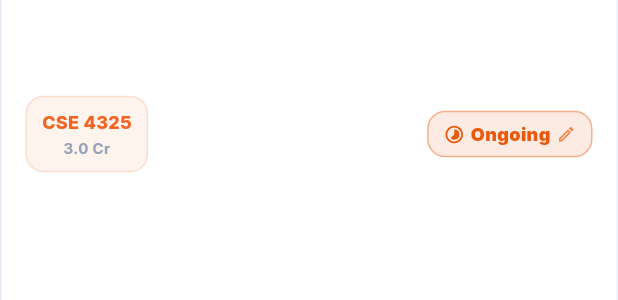
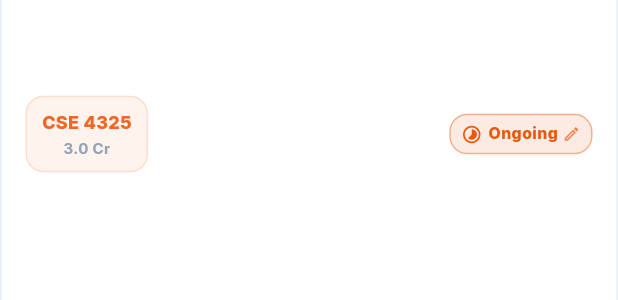
Before and after one commit to souravsahapartho/uiu-cgpa-calculator-ai, a Flutter app: the CourseCard widget shown alone on an empty page, opened directly with sample values from the repository, on a phone screen of 412 x 824 dp. Shown: the part 478-778 px from the top of the screen. Run offline on Flutter 3.47's test engine with Material 3 defaults, Android fonts, the phone set to English and light mode, and no system bars; our stand-ins replace file_picker, google_fonts, open_filex, pdf, printing, shared_preferences; accounts and stored records are empty; network calls fail.

Commit message:
feat: compact responsive ongoing badge, robust notices seed with internet permission, clean workload indicator v1.0.16

```diff
--- a/lib/widgets/course_card.dart
+++ b/lib/widgets/course_card.dart
@@ -148,11 +148,13 @@ class _CourseCardState extends State<CourseCard> {
                   ],
                 ),
               ),
-              const SizedBox(width: AppSpacing.s8),
-              // Letter Grade Chip or Ongoing Badge
+              const SizedBox(width: 8),
+              // Letter Grade Chip or Ongoing Badge (Compact & Responsive)
               if (widget.course.isOngoing)
-                Container(
-                  padding: const EdgeInsets.symmetric(horizontal: 10, vertical: 6),
+                Tooltip(
+                  message: 'Ongoing Course (Running Trimester)',
+                  child: Container(
+                    padding: const EdgeInsets.symmetric(horizontal: 7, vertical: 5),
                     decoration: BoxDecoration(
                       color: AppColors.accent.withValues(alpha: isDark ? 0.2 : 0.12),
                       borderRadius: AppRadius.borderMd,
@@ -162,25 +164,28 @@ class _CourseCardState extends State<CourseCard> {
                       mainAxisSize: MainAxisSize.min,
                       children: [
                         const Icon(Icons.timelapse_rounded, size: 14, color: AppColors.accent),
+                        if (MediaQuery.of(context).size.width > 350) ...[
                           const SizedBox(width: 4),
                           Text(
                             'Ongoing',
-                        style: AppTypography.titleSmall.copyWith(
+                            style: AppTypography.labelSmall.copyWith(
                               color: AppColors.accent,
-                          fontWeight: FontWeight.w900,
-                          fontSize: 12,
+                              fontWeight: FontWeight.w800,
+                              fontSize: 10.5,
                             ),
                           ),
+                        ],
                         if (widget.onTap != null) ...[
-                        const SizedBox(width: 4),
-                        Icon(Icons.edit_outlined, size: 13, color: AppColors.accent.withValues(alpha: 0.7)),
+                          const SizedBox(width: 3),
+                          Icon(Icons.edit_outlined, size: 12, color: AppColors.accent.withValues(alpha: 0.7)),
                         ],
                       ],
+                    ),
                   ),
                 )
               else if (widget.course.grade != null && widget.course.grade!.isNotEmpty)
                 Container(
-                  padding: const EdgeInsets.symmetric(horizontal: 10, vertical: 6),
+                  padding: const EdgeInsets.symmetric(horizontal: 9, vertical: 5),
                   decoration: BoxDecoration(
                     color: gradeColor.withValues(alpha: 0.1),
                     borderRadius: AppRadius.borderMd,
@@ -191,15 +196,15 @@ class _CourseCardState extends State<CourseCard> {
                     children: [
                       Text(
                         widget.course.grade!,
-                        style: AppTypography.titleLarge.copyWith(
+                        style: AppTypography.titleMedium.copyWith(
                           color: gradeColor,
                           fontWeight: FontWeight.w900,
-                          fontSize: 15,
+                          fontSize: 14,
                         ),
                       ),
                       if (widget.onTap != null) ...[
-                        const SizedBox(width: 4),
-                        Icon(Icons.edit_outlined, size: 13, color: gradeColor.withValues(alpha: 0.7)),
+                        const SizedBox(width: 3),
+                        Icon(Icons.edit_outlined, size: 12, color: gradeColor.withValues(alpha: 0.7)),
                       ],
                     ],
                   ),
--- a/pubspec.yaml
+++ b/pubspec.yaml
@@ -1,7 +1,7 @@
 name: uiu_cgpa_calculator_ai
 description: "UIU CGPA Calculator AI - AI-Supported Academic & CGPA Companion for United International University (UIU) Students"
 publish_to: "none"
-version: 1.0.15+16
+version: 1.0.16+17
 
 environment:
   sdk: ">=3.0.0 <4.0.0"
```
Also changed, not shown: lib/core/services/uiu_notice_service.dart (+57 -2 lines), lib/widgets/workload_indicator.dart (+4 -30 lines), 1 other file. Lines whose indentation alone changed are shown as unchanged.
